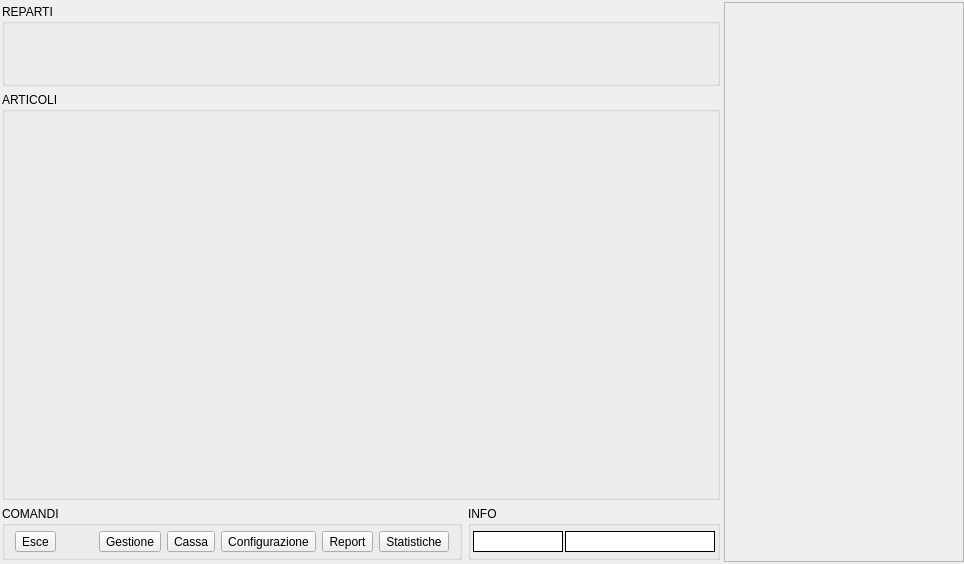
The window that src/mainwindow.ui (mtonin/gestcassa) describes before a commit, drawn with Qt 5.
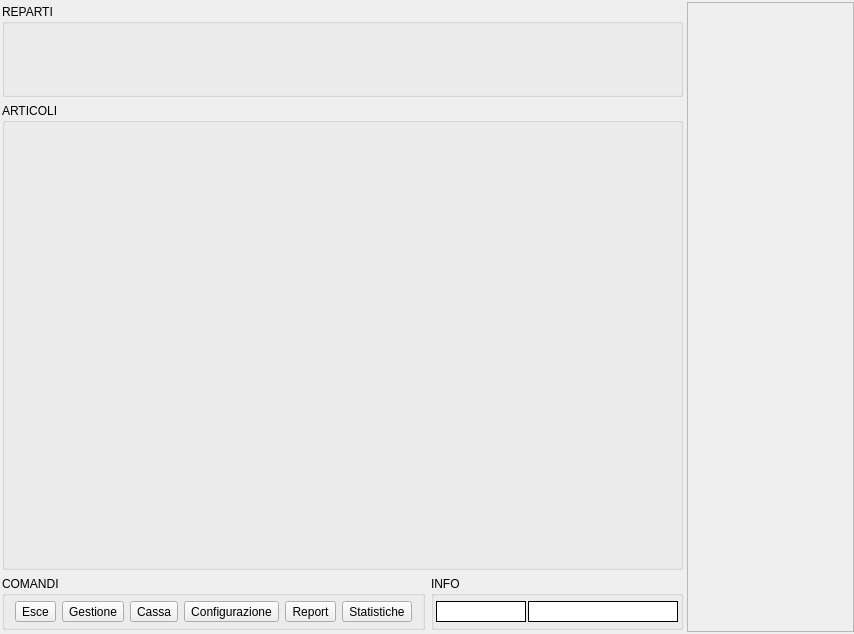
The same window after the commit. Icons and pictures are not drawn.

The edit to the form file:
```diff
--- a/src/mainwindow.ui
+++ b/src/mainwindow.ui
@@ -9,16 +9,10 @@
    <rect>
     <x>0</x>
     <y>0</y>
-    <width>964</width>
-    <height>564</height>
+    <width>854</width>
+    <height>634</height>
    </rect>
   </property>
-  <property name="sizePolicy">
-   <sizepolicy hsizetype="Fixed" vsizetype="Fixed">
-    <horstretch>0</horstretch>
-    <verstretch>0</verstretch>
-   </sizepolicy>
-  </property>
   <property name="windowTitle">
    <string>GESTIONE CASSA</string>
   </property>
@@ -54,12 +48,6 @@
     </property>
     <item>
      <widget class="QFrame" name="workAreaFrame">
-      <property name="sizePolicy">
-       <sizepolicy hsizetype="Preferred" vsizetype="Preferred">
-        <horstretch>0</horstretch>
-        <verstretch>0</verstretch>
-       </sizepolicy>
-      </property>
       <property name="frameShape">
        <enum>QFrame::NoFrame</enum>
       </property>
@@ -501,12 +489,6 @@
     </item>
     <item>
      <widget class="QStackedWidget" name="latoStackedWidget">
-      <property name="sizePolicy">
-       <sizepolicy hsizetype="Preferred" vsizetype="Preferred">
-        <horstretch>1</horstretch>
-        <verstretch>0</verstretch>
-       </sizepolicy>
-      </property>
       <property name="frameShape">
        <enum>QFrame::StyledPanel</enum>
       </property>
```
Left out of the diff: 2 changed lines with no effect on the pictures.
